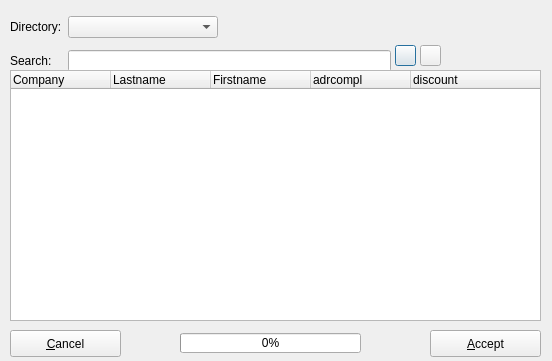
Old version of the form trunk/ui/addrselectfrm.ui in the repository BackupTheBerlios/first4-svn.
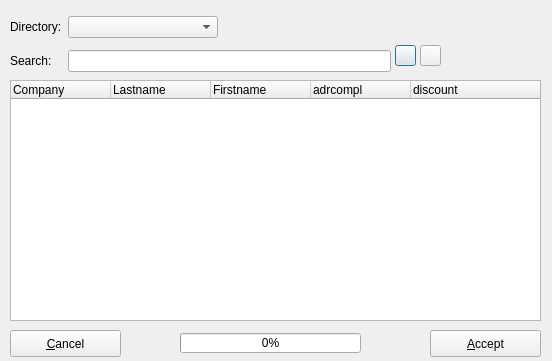
New version of the form. Icons and pictures are not drawn.

Diff of the .ui file:
```diff
--- a/trunk/ui/addrselectfrm.ui
+++ b/trunk/ui/addrselectfrm.ui
@@ -28,19 +28,7 @@
     <property name="leftMargin" >
      <number>0</number>
     </property>
-    <property name="topMargin" >
-     <number>0</number>
-    </property>
-    <property name="rightMargin" >
-     <number>0</number>
-    </property>
-    <property name="bottomMargin" >
-     <number>0</number>
-    </property>
-    <property name="horizontalSpacing" >
-     <number>6</number>
-    </property>
-    <property name="verticalSpacing" >
+    <property name="spacing" >
      <number>6</number>
     </property>
     <item row="0" column="2" >
@@ -147,9 +135,9 @@
    <property name="geometry" >
     <rect>
      <x>10</x>
-     <y>70</y>
+     <y>80</y>
      <width>531</width>
-     <height>251</height>
+     <height>241</height>
     </rect>
    </property>
    <column>
```
Left out of the diff: 19 changed lines with no effect on the pictures.
